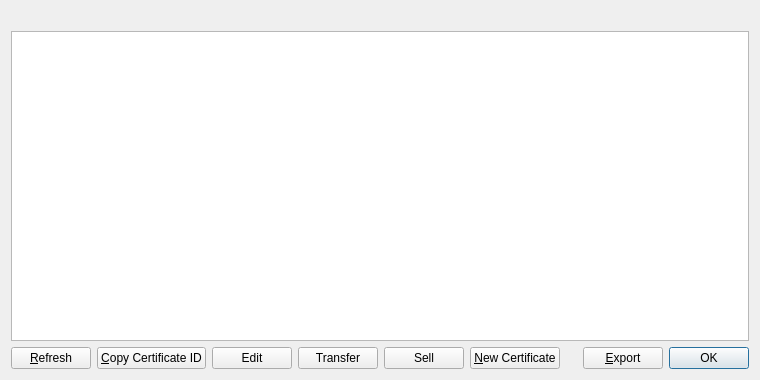
Old version of the form src/qt/forms/mycertlistpage.ui in the repository willyko/syscoin2.
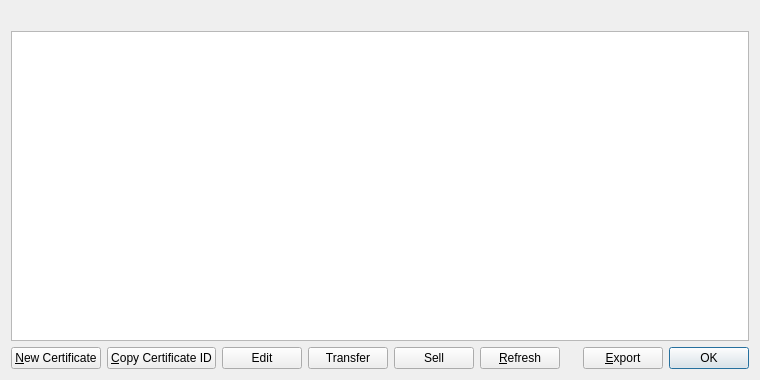
New version of the form.

```diff
--- a/src/qt/forms/mycertlistpage.ui
+++ b/src/qt/forms/mycertlistpage.ui
@@ -55,15 +55,12 @@
    <item>
     <layout class="QHBoxLayout" name="horizontalLayout">
      <item>
-      <widget class="QPushButton" name="refreshButton">
-       <property name="maximumSize">
-        <size>
-         <width>16777215</width>
-         <height>48</height>
-        </size>
+      <widget class="QPushButton" name="newCert">
+       <property name="toolTip">
+        <string>&lt;html&gt;&lt;head/&gt;&lt;body&gt;&lt;p&gt;Create a new alias&lt;/p&gt;&lt;/body&gt;&lt;/html&gt;</string>
        </property>
        <property name="text">
-        <string>&amp;Refresh</string>
+        <string>&amp;New Certificate</string>
        </property>
       </widget>
      </item>
@@ -99,12 +96,15 @@
       </widget>
      </item>
      <item>
-      <widget class="QPushButton" name="newCert">
-       <property name="toolTip">
-        <string>&lt;html&gt;&lt;head/&gt;&lt;body&gt;&lt;p&gt;Create a new alias&lt;/p&gt;&lt;/body&gt;&lt;/html&gt;</string>
+      <widget class="QPushButton" name="refreshButton">
+       <property name="maximumSize">
+        <size>
+         <width>16777215</width>
+         <height>48</height>
+        </size>
        </property>
        <property name="text">
-        <string>&amp;New Certificate</string>
+        <string>&amp;Refresh</string>
        </property>
       </widget>
      </item>
```
